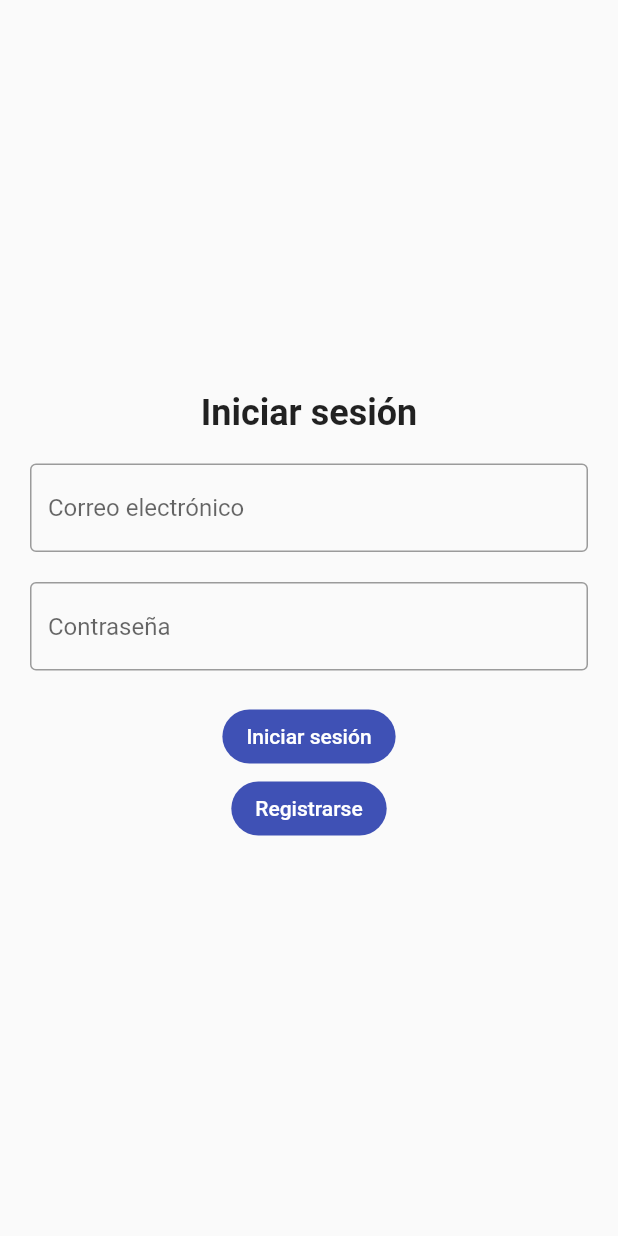
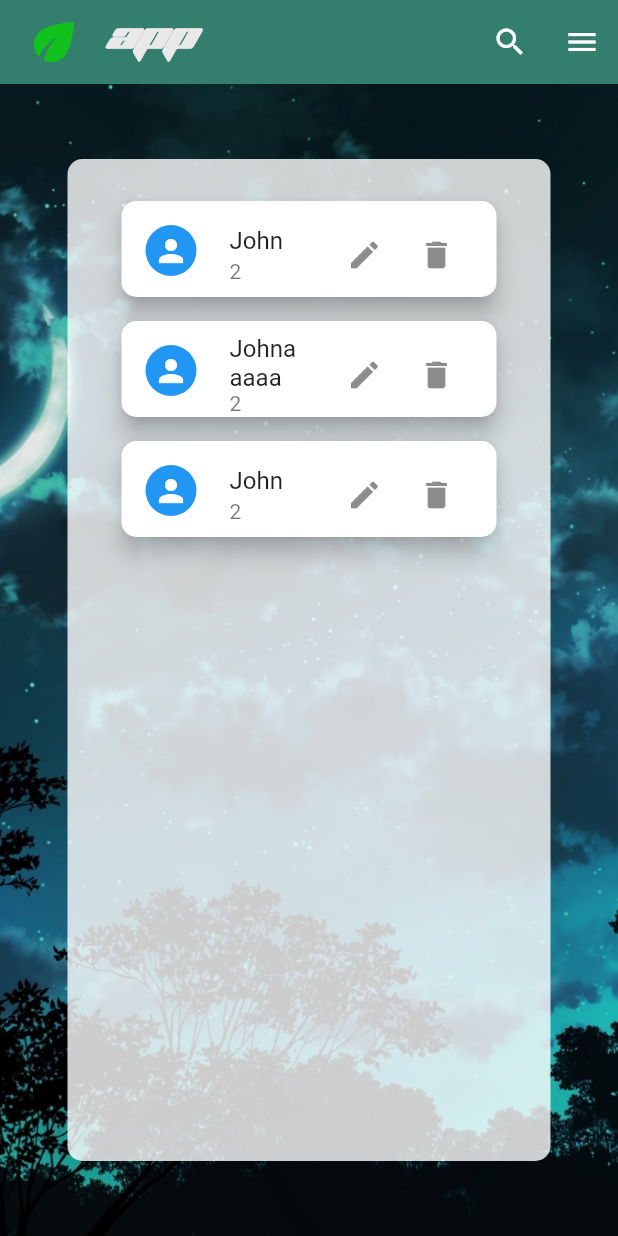
Before and after one commit to IaelChavez/flutter_inventario, a Flutter app: the screen it shows after launch, on a phone screen of 412 x 824 dp. Run offline on Flutter 3.47's test engine with Material 2 defaults, Android fonts, the phone set to English and light mode, and no system bars; our stand-ins replace cloud_firestore, firebase_core; accounts and stored records are empty.

Commit message:
Adiccion del Widget Lista

```diff
--- /dev/null
+++ b/lib/List/userList.dart
@@ -0,0 +1,33 @@
+import 'package:flutter/material.dart';
+import 'package:practica_inventario/Model/user.dart';
+import 'package:practica_inventario/widgets/listStatic.dart';
+
+class prueba extends StatelessWidget {
+  final List<User> users = [
+    User(nombre: 'John', precio: '2'),
+    User(nombre: 'Johnaaaaa', precio: '2'),
+    User(nombre: 'John', precio: '2'),
+  ];
+
+  prueba({Key? key}) : super(key: key);
+
+  @override
+  Widget build(BuildContext context) {
+    return MaterialApp(
+      home: Scaffold(
+        body: UserList(
+          user: users,
+          leadingIcon: Icons.person,
+          onEditPressed: () {
+            // editar
+          },
+          onDeletePressed: () {
+            // eliminar
+          },
+          onTap: () {
+            // consultar
+          }),
+      ),
+    );
+  }
+}
--- /dev/null
+++ b/lib/Model/user.dart
@@ -0,0 +1,6 @@
+class User {
+  final String nombre;
+  final String precio;
+
+  User({required this.nombre, required this.precio});
+}
--- a/lib/main.dart
+++ b/lib/main.dart
@@ -4,6 +4,8 @@ import 'package:firebase_core/firebase_core.dart';
 import 'package:flutter/material.dart';
 import 'package:practica_inventario/screens/screens.dart';
 import 'package:practica_inventario/themes/app_theme.dart';
+
+import 'List/userList.dart';
 
 import 'firebase/firebase_options.dart';
 
@@ -26,7 +28,7 @@ class MyApp extends StatelessWidget {
       debugShowCheckedModeBanner: false,
       title: 'Flutter Demo',
       theme: AppTheme.lightTheme,
-      home: LoginScreen(),
+      home: prueba(),
     );
   }
 }
--- /dev/null
+++ b/lib/widgets/listStatic.dart
@@ -0,0 +1,103 @@
+import 'package:flutter/material.dart';
+import 'package:practica_inventario/Model/user.dart';
+import 'package:practica_inventario/widgets/widgets.dart';
+
+class UserList extends StatelessWidget {
+  final List<User> user;
+  final IconData leadingIcon;
+  final VoidCallback? onEditPressed;
+  final VoidCallback? onDeletePressed;
+  final VoidCallback? onTap;
+
+  UserList(
+      {required this.user,
+      required this.leadingIcon,
+      this.onEditPressed,
+      this.onDeletePressed,
+      this.onTap});
+
+  @override
+  Widget build(BuildContext context) {
+    return Scaffold(
+      appBar: CustomAppBar(
+        title: 'App ',
+        actions: [
+          IconButton(
+            icon: const Icon(Icons.search),
+            onPressed: () {
+              // Implementar funcionalidad de búsqueda
+            },
+          ),
+          IconButton(
+            icon: const Icon(Icons.menu),
+            onPressed: () {
+              // Implementar funcionalidad de menú
+            },
+          ),
+        ],
+      ),
+      body: Container(
+        padding: const EdgeInsets.symmetric(horizontal: 25),
+        decoration: const BoxDecoration(
+          image: DecorationImage(
+            image: AssetImage('assets/images/fondo.jpg'),
+            fit: BoxFit.cover,
+          ),
+        ),
+        child: Scaffold(
+          backgroundColor: Colors.transparent,
+          body: Container(
+            decoration: BoxDecoration(
+              color: Colors.white.withOpacity(0.8),
+              borderRadius: BorderRadius.circular(10.0),
+            ),
+            margin:
+                const EdgeInsets.symmetric(vertical: 50.0, horizontal: 20.0),
+            padding: const EdgeInsets.all(20.0),
+            child: ListView.builder(
+              itemCount: user.length,
+              itemBuilder: (context, index) {
+                final usuario = user[index];
+                return Container(
+                  height: 80, // Alto deseado del Card
+                  child: Card(
+                    elevation: 6,
+                    shape: RoundedRectangleBorder(
+                      borderRadius: BorderRadius.circular(10.0),
+                    ),
+                    color: Colors.white,
+                    margin:
+                        const EdgeInsets.symmetric(horizontal: 16, vertical: 8),
+                    child: ListTile(
+                      leading: CircleAvatar(
+                        radius: 17,
+                        backgroundColor: Colors.blue,
+                        child: Icon(
+                          leadingIcon,
+                          color: Colors.white,
+                        ),
+                      ),
+                      title: Text(usuario.nombre),
+                      subtitle: Text(usuario.precio),
+                      trailing: Row(mainAxisSize: MainAxisSize.min, children: [
+                        IconButton(
+                          icon: const Icon(Icons.edit),
+                          onPressed: onEditPressed,
+                        ),
+                        IconButton(
+                          icon: const Icon(Icons.delete),
+                          onPressed: onDeletePressed,
+                        ),
+                      ]),
+                      onTap: onTap,
+                    ),
+                  ),
+                );
+              },
+            ),
+          ),
+        ),
+      ),
+    );
+  }
+}
--- /dev/null
+++ b/lib/widgets/lista.dart
@@ -0,0 +1,40 @@
+import 'package:cloud_firestore/cloud_firestore.dart';
+import 'package:flutter/material.dart';
+import 'package:practica_inventario/Model/user.dart';
+
+class ListaProductos extends StatelessWidget {
+  const ListaProductos({super.key});
+
+  @override
+  Widget build(BuildContext context) {
+    return StreamBuilder<QuerySnapshot>(
+      stream: FirebaseFirestore.instance.collection('productos').snapshots(),
+      builder: (context, snapshot) {
+        if (snapshot.hasError) {
+          return const Text('Error al obtener los datos');
+        }
+
+        if (!snapshot.hasData) {
+          return const Text('No hay datos disponibles');
+        }
+
+        final List<User> productos = snapshot.data!.docs.map((doc) {
+          final nombre = doc['nombre'] as String;
+          final precio = doc['precio'] as String;
+          return User(nombre: nombre, precio: precio);
+        }).toList();
+
+        return ListView.builder(
+          itemCount: productos.length,
+          itemBuilder: (context, index) {
+            final producto = productos[index];
+            return ListTile(
+              title: Text(producto.nombre),
+              subtitle: Text(producto.precio),
+            );
+          },
+        );
+      },
+    );
+  }
+}
--- /dev/null
+++ b/lib/widgets/widgets.dart
@@ -0,0 +1,4 @@
+export 'package:practica_inventario/widgets/textField.dart';
+export 'package:practica_inventario/widgets/button.dart';
+export 'package:practica_inventario/widgets/lista.dart';
+export 'package:practica_inventario/widgets/appbar.dart';
```
